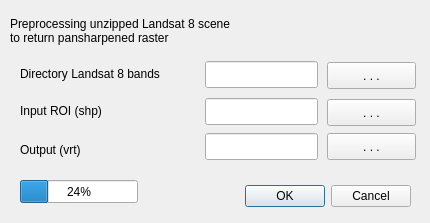
This is preprocessing_dialog_base.ui in GFZ-Centre-for-Early-Warning/REM_satex_plugin as Qt 5 draws it before an edit. The edited form follows.
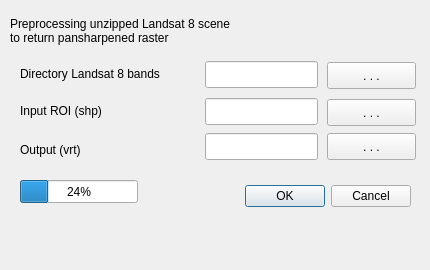
This is the edited form.

Commit message: decoupled thread from qgis window

The edit to the form file:
```diff
--- a/preprocessing_dialog_base.ui
+++ b/preprocessing_dialog_base.ui
@@ -7,7 +7,7 @@
     <x>0</x>
     <y>0</y>
     <width>430</width>
-    <height>223</height>
+    <height>270</height>
    </rect>
   </property>
   <property name="windowTitle">
@@ -22,9 +22,9 @@
   <widget class="QDialogButtonBox" name="button_box">
    <property name="geometry">
     <rect>
-     <x>70</x>
+     <x>240</x>
      <y>180</y>
-     <width>341</width>
+     <width>171</width>
      <height>32</height>
     </rect>
    </property>
```
Left out of the diff: 16 changed lines with no effect on the pictures. The commit also changes 5 other files.
